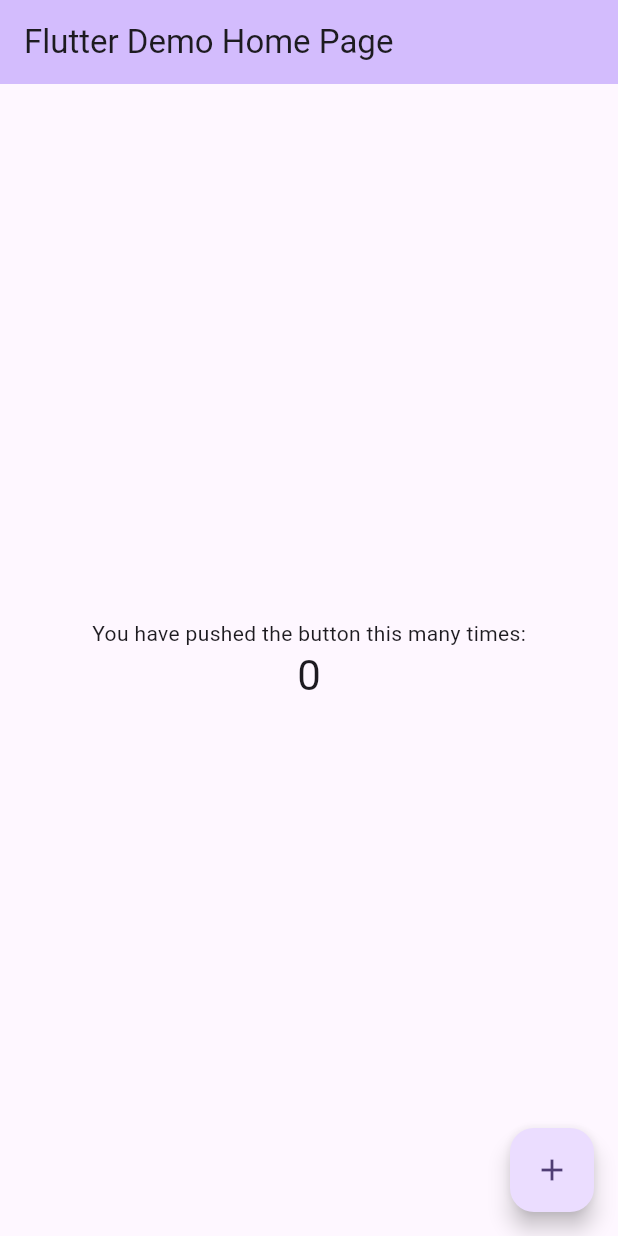
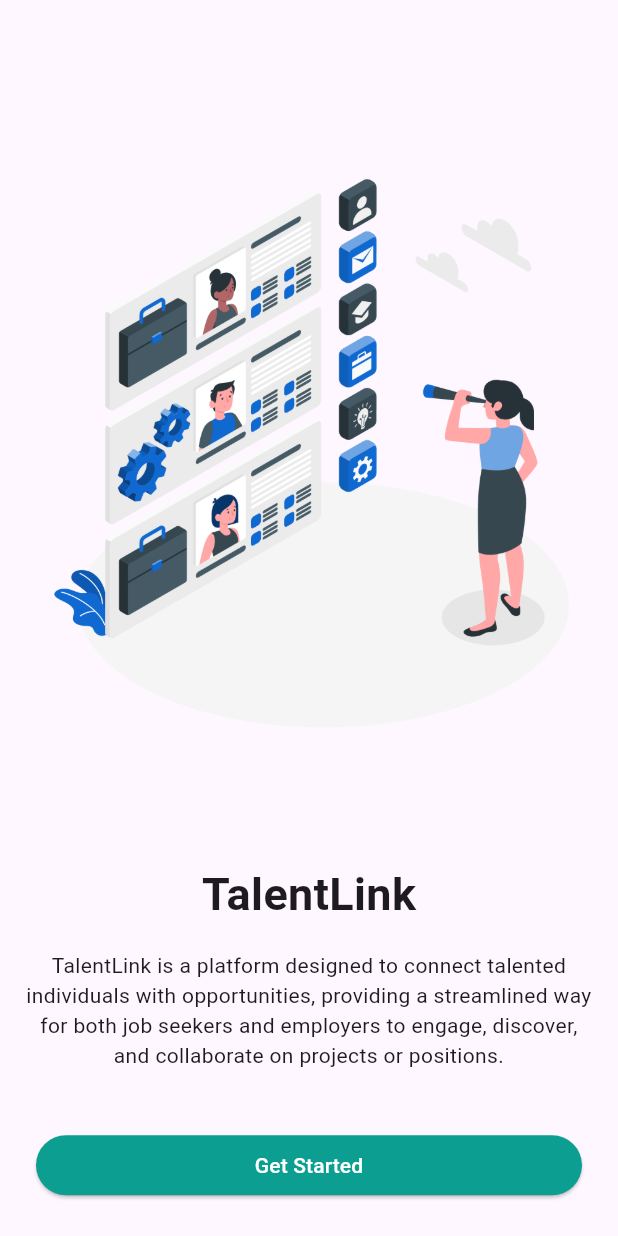
Before and after one commit to TalentLink-Software-GP/talentlink-frontend, a Flutter app: the screen it shows after launch, on a phone screen of 412 x 824 dp. Run offline on Flutter 3.47's test engine with Material 3 defaults, Android fonts, the phone set to English and light mode, and no system bars.

Commit message:
Startup Page Design (#1)
should fix the load thing with image and navigation to the next screen should be implemented

```diff
--- a/talent_link/lib/main.dart
+++ b/talent_link/lib/main.dart
@@ -1,4 +1,5 @@
 import 'package:flutter/material.dart';
+import 'package:talent_link/widgets/startup_page.dart';
 
 void main() {
   runApp(const MyApp());
@@ -6,117 +7,59 @@
 
 class MyApp extends StatelessWidget {
   const MyApp({super.key});
-
-  // This widget is the root of your application.
   @override
   Widget build(BuildContext context) {
     return MaterialApp(
+      debugShowCheckedModeBanner: false,
       title: 'Flutter Demo',
       theme: ThemeData(
-        // This is the theme of your application.
-        //
-        // TRY THIS: Try running your application with "flutter run". You'll see
-        // the application has a purple toolbar. Then, without quitting the app,
-        // try changing the seedColor in the colorScheme below to Colors.green
-        // and then invoke "hot reload" (save your changes or press the "hot
-        // reload" button in a Flutter-supported IDE, or press "r" if you used
-        // the command line to start the app).
-        //
-        // Notice that the counter didn't reset back to zero; the application
-        // state is not lost during the reload. To reset the state, use hot
-        // restart instead.
-        //
-        // This works for code too, not just values: Most code changes can be
-        // tested with just a hot reload.
         colorScheme: ColorScheme.fromSeed(seedColor: Colors.deepPurple),
       ),
-      home: const MyHomePage(title: 'Flutter Demo Home Page'),
+      home: Scaffold(body: Center(child: StartupPage())),
     );
   }
 }
 
-class MyHomePage extends StatefulWidget {
-  const MyHomePage({super.key, required this.title});
+// class MyHomePage extends StatefulWidget {
+//   const MyHomePage({super.key, required this.title});
+//   final String title;
+//   @override
+//   State<MyHomePage> createState() => _MyHomePageState();
+// }
 
-  // This widget is the home page of your application. It is stateful, meaning
-  // that it has a State object (defined below) that contains fields that affect
-  // how it looks.
+// class _MyHomePageState extends State<MyHomePage> {
+//   int _counter = 0;
 
-  // This class is the configuration for the state. It holds the values (in this
-  // case the title) provided by the parent (in this case the App widget) and
-  // used by the build method of the State. Fields in a Widget subclass are
-  // always marked "final".
+//   void _incrementCounter() {
+//     setState(() {
+//       _counter++;
+//     });
+//   }
 
-  final String title;
-
-  @override
-  State<MyHomePage> createState() => _MyHomePageState();
-}
-
-class _MyHomePageState extends State<MyHomePage> {
-  int _counter = 0;
-
-  void _incrementCounter() {
-    setState(() {
-      // This call to setState tells the Flutter framework that something has
-      // changed in this State, which causes it to rerun the build method below
-      // so that the display can reflect the updated values. If we changed
-      // _counter without calling setState(), then the build method would not be
-      // called again, and so nothing would appear to happen.
-      _counter++;
-    });
-  }
-
-  @override
-  Widget build(BuildContext context) {
-    // This method is rerun every time setState is called, for instance as done
-    // by the _incrementCounter method above.
-    //
-    // The Flutter framework has been optimized to make rerunning build methods
-    // fast, so that you can just rebuild anything that needs updating rather
-    // than having to individually change instances of widgets.
-    return Scaffold(
-      appBar: AppBar(
-        // TRY THIS: Try changing the color here to a specific color (to
-        // Colors.amber, perhaps?) and trigger a hot reload to see the AppBar
-        // change color while the other colors stay the same.
-        backgroundColor: Theme.of(context).colorScheme.inversePrimary,
-        // Here we take the value from the MyHomePage object that was created by
-        // the App.build method, and use it to set our appbar title.
-        title: Text(widget.title),
-      ),
-      body: Center(
-        // Center is a layout widget. It takes a single child and positions it
-        // in the middle of the parent.
-        child: Column(
-          // Column is also a layout widget. It takes a list of children and
-          // arranges them vertically. By default, it sizes itself to fit its
-          // children horizontally, and tries to be as tall as its parent.
-          //
-          // Column has various properties to control how it sizes itself and
-          // how it positions its children. Here we use mainAxisAlignment to
-          // center the children vertically; the main axis here is the vertical
-          // axis because Columns are vertical (the cross axis would be
-          // horizontal).
-          //
-          // TRY THIS: Invoke "debug painting" (choose the "Toggle Debug Paint"
-          // action in the IDE, or press "p" in the console), to see the
-          // wireframe for each widget.
-          mainAxisAlignment: MainAxisAlignment.center,
-          children: <Widget>[
-            const Text('You have pushed the button this many times:'),
-            Text(
-              '$_counter',
-              style: Theme.of(context).textTheme.headlineMedium,
-            ),
-          ],
-        ),
-      ),
-      floatingActionButton: FloatingActionButton(
-        onPressed: _incrementCounter,
-        tooltip: 'Increment',
-        child: const Icon(Icons.add),
-      ), // This trailing comma makes auto-formatting nicer for build methods.
-    );
-  }
-}
+//   @override
+//   Widget build(BuildContext context) {
+//       return Scaffold(
+//       appBar: AppBar(
+//         backgroundColor: Theme.of(context).colorScheme.inversePrimary,
+//         title: Text(widget.title),
+//       ),
+//       body: Center(
+//         child: Column(
+//           mainAxisAlignment: MainAxisAlignment.center,
+//           children: <Widget>[
+//             const Text('You have pushed the button this many times:'),
+//             Text(
+//               '$_counter',
+//               style: Theme.of(context).textTheme.headlineMedium,
+//             ),
+//           ],
+//         ),
+//       ),
+//       floatingActionButton: FloatingActionButton(
+//         onPressed: _incrementCounter,
+//         tooltip: 'Increment',
+//         child: const Icon(Icons.add),
+//       ),
+//     );
+//   }
+// }
--- /dev/null
+++ b/talent_link/lib/widgets/button.dart
@@ -0,0 +1,15 @@
+import 'package:flutter/material.dart';
+
+class BaseButton extends StatefulWidget {
+  const BaseButton({super.key});
+
+  @override
+  State<BaseButton> createState() => _BaseButtonState();
+}
+
+class _BaseButtonState extends State<BaseButton> {
+  @override
+  Widget build(BuildContext context) {
+    return ElevatedButton(onPressed: () {}, child: Text("BaseButton"));
+  }
+}
--- /dev/null
+++ b/talent_link/lib/widgets/startup_page.dart
@@ -0,0 +1,51 @@
+import 'package:flutter/material.dart';
+import 'package:talent_link/widgets/button.dart';
+
+class StartupPage extends StatefulWidget {
+  const StartupPage({super.key});
+
+  @override
+  State<StartupPage> createState() => _StartupPageState();
+}
+
+class _StartupPageState extends State<StartupPage> {
+  @override
+  Widget build(BuildContext context) {
+    return Column(
+      children: [
+        Spacer(flex: 4),
+        Image.asset(
+          'assets/images/3.jpg',
+          fit: BoxFit.cover, // or BoxFit.contain
+        ),
+        Spacer(flex: 3),
+        Text(
+          "TalentLink",
+          style: TextStyle(fontWeight: FontWeight.bold, fontSize: 30),
+        ),
+        Padding(
+          padding: const EdgeInsets.all(16.0),
+          child: Text(
+            "TalentLink is a platform designed to connect talented individuals with opportunities, providing a streamlined way for both job seekers and employers to engage, discover, and collaborate on projects or positions.",
+            textAlign: TextAlign.center,
+            style: TextStyle(fontSize: 14),
+          ),
+        ),
+        Spacer(flex: 1),
+        Container(
+          width: double.infinity,
+          margin: EdgeInsets.symmetric(horizontal: 24.0),
+          child: ElevatedButton(
+            onPressed: () {},
+            style: ElevatedButton.styleFrom(
+              backgroundColor: Color(0xFF0C9E91),
+              foregroundColor: Colors.white,
+            ),
+            child: Text("Get Started"),
+          ),
+        ),
+        Spacer(flex: 1),
+      ],
+    );
+  }
+}
--- a/talent_link/pubspec.yaml
+++ b/talent_link/pubspec.yaml
@@ -58,8 +58,8 @@
   uses-material-design: true
 
   # To add assets to your application, add an assets section, like this:
-  # assets:
-  #   - images/a_dot_burr.jpeg
+  assets:
+    - assets/images/
   #   - images/a_dot_ham.jpeg
 
   # An image asset can refer to one or more resolution-specific "variants", see
```
Also changed, not shown: talent_link/assets/images/1.jpg (added), talent_link/assets/images/2.jpg (added), talent_link/assets/images/3.jpg (added), talent_link/assets/images/4.jpg (added), talent_link/assets/images/logo-removebg-preview.png (added), 19 other files.
